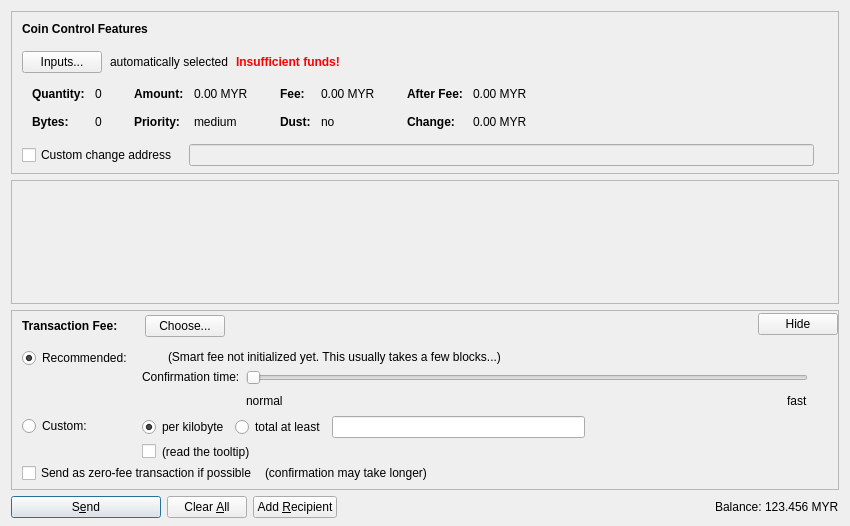
Above: src/qt/forms/sendcoinsdialog.ui from badcoin-net/Badcoin before the change. Below: the same form after it.
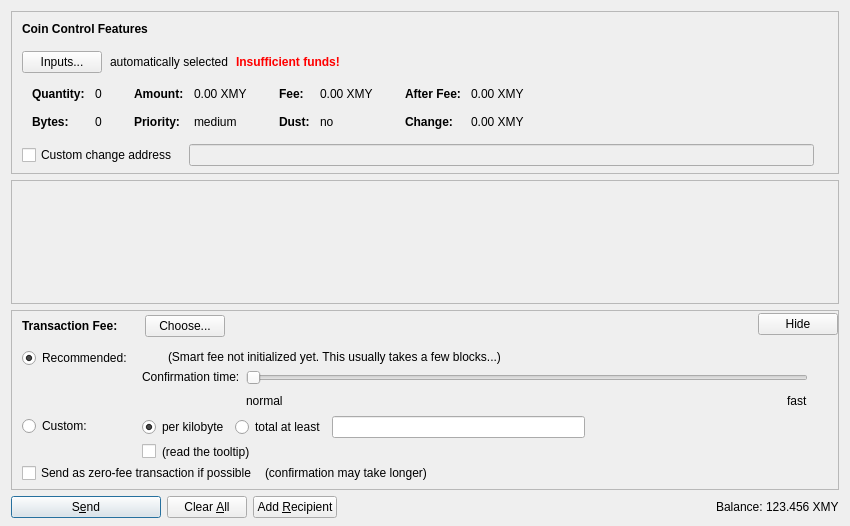
That is the form after the change. Icons and pictures are not drawn. Custom widgets are drawn as their Qt base class.

```diff
--- a/src/qt/forms/sendcoinsdialog.ui
+++ b/src/qt/forms/sendcoinsdialog.ui
@@ -324,7 +324,7 @@
                   <enum>Qt::ActionsContextMenu</enum>
                  </property>
                  <property name="text">
-                  <string notr="true">0.00 MYR</string>
+                  <string notr="true">0.00 XMY</string>
                  </property>
                  <property name="textInteractionFlags">
                   <set>Qt::LinksAccessibleByMouse|Qt::TextSelectableByKeyboard|Qt::TextSelectableByMouse</set>
@@ -404,7 +404,7 @@
                   <enum>Qt::ActionsContextMenu</enum>
                  </property>
                  <property name="text">
-                  <string notr="true">0.00 MYR</string>
+                  <string notr="true">0.00 XMY</string>
                  </property>
                  <property name="textInteractionFlags">
                   <set>Qt::LinksAccessibleByMouse|Qt::TextSelectableByKeyboard|Qt::TextSelectableByMouse</set>
@@ -484,7 +484,7 @@
                   <enum>Qt::ActionsContextMenu</enum>
                  </property>
                  <property name="text">
-                  <string notr="true">0.00 MYR</string>
+                  <string notr="true">0.00 XMY</string>
                  </property>
                  <property name="textInteractionFlags">
                   <set>Qt::LinksAccessibleByMouse|Qt::TextSelectableByKeyboard|Qt::TextSelectableByMouse</set>
@@ -513,7 +513,7 @@
                   <enum>Qt::ActionsContextMenu</enum>
                  </property>
                  <property name="text">
-                  <string notr="true">0.00 MYR</string>
+                  <string notr="true">0.00 XMY</string>
                  </property>
                  <property name="textInteractionFlags">
                   <set>Qt::LinksAccessibleByMouse|Qt::TextSelectableByKeyboard|Qt::TextSelectableByMouse</set>
@@ -1352,7 +1352,7 @@
           <cursorShape>IBeamCursor</cursorShape>
          </property>
          <property name="text">
-          <string notr="true">123.456 MYR</string>
+          <string notr="true">123.456 XMY</string>
          </property>
          <property name="textInteractionFlags">
           <set>Qt::LinksAccessibleByMouse|Qt::TextSelectableByKeyboard|Qt::TextSelectableByMouse</set>
```
